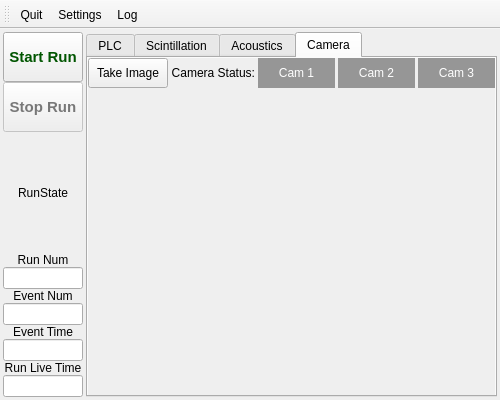
This is ui/mainwindow.ui in SBC-Collaboration/SBC-RunControl as Qt 5 draws it before an edit. The edited form follows.
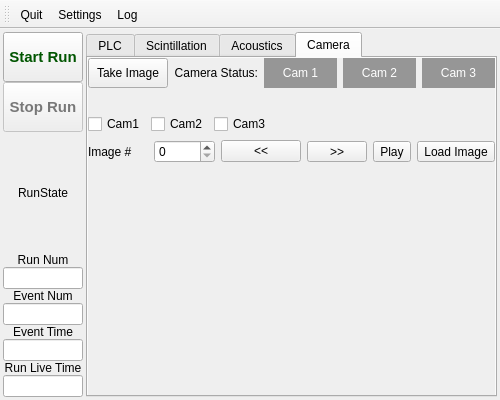
This is the edited form. The open tabs and pages were chosen to show the change. Icons and pictures are not drawn.

Commit message: Added event timer and camera image display.

```diff
--- a/ui/mainwindow.ui
+++ b/ui/mainwindow.ui
@@ -347,7 +347,7 @@
              <height>16777215</height>
             </size>
            </property>
-           <layout class="QGridLayout" name="gridLayout_2">
+           <layout class="QVBoxLayout" name="verticalLayout_2">
             <property name="leftMargin">
              <number>0</number>
             </property>
@@ -360,84 +360,250 @@
             <property name="bottomMargin">
              <number>0</number>
             </property>
-            <property name="spacing">
-             <number>3</number>
-            </property>
-            <item row="0" column="2">
-             <widget class="QLabel" name="cam1_status_light">
-              <property name="styleSheet">
-               <string notr="true">color: rgb(255, 255, 255);
+            <item>
+             <layout class="QHBoxLayout" name="horizontalLayout">
+              <item>
+               <widget class="QPushButton" name="take_image_but">
+                <property name="minimumSize">
+                 <size>
+                  <width>80</width>
+                  <height>30</height>
+                 </size>
+                </property>
+                <property name="text">
+                 <string>Take Image</string>
+                </property>
+               </widget>
+              </item>
+              <item>
+               <widget class="QLabel" name="camera_status_label">
+                <property name="sizePolicy">
+                 <sizepolicy hsizetype="Minimum" vsizetype="Preferred">
+                  <horstretch>0</horstretch>
+                  <verstretch>0</verstretch>
+                 </sizepolicy>
+                </property>
+                <property name="layoutDirection">
+                 <enum>Qt::LeftToRight</enum>
+                </property>
+                <property name="text">
+                 <string>Camera Status:</string>
+                </property>
+                <property name="alignment">
+                 <set>Qt::AlignRight|Qt::AlignTrailing|Qt::AlignVCenter</set>
+                </property>
+               </widget>
+              </item>
+              <item>
+               <widget class="QLabel" name="cam1_status_light">
+                <property name="styleSheet">
+                 <string notr="true">color: rgb(255, 255, 255);
 background-color: rgb(150, 150, 150);</string>
-              </property>
-              <property name="text">
-               <string>Cam 1</string>
-              </property>
-              <property name="alignment">
-               <set>Qt::AlignCenter</set>
-              </property>
-             </widget>
-            </item>
-            <item row="0" column="0">
-             <widget class="QPushButton" name="take_image_but">
-              <property name="minimumSize">
-               <size>
-                <width>80</width>
-                <height>30</height>
-               </size>
-              </property>
-              <property name="text">
-               <string>Take Image</string>
-              </property>
-             </widget>
-            </item>
-            <item row="0" column="3">
-             <widget class="QLabel" name="cam2_status_light">
-              <property name="styleSheet">
-               <string notr="true">color: rgb(255, 255, 255);
+                </property>
+                <property name="text">
+                 <string>Cam 1</string>
+                </property>
+                <property name="alignment">
+                 <set>Qt::AlignCenter</set>
+                </property>
+               </widget>
+              </item>
+              <item>
+               <widget class="QLabel" name="cam2_status_light">
+                <property name="styleSheet">
+                 <string notr="true">color: rgb(255, 255, 255);
 background-color: rgb(150, 150, 150);</string>
-              </property>
-              <property name="text">
-               <string>Cam 2</string>
-              </property>
-              <property name="alignment">
-               <set>Qt::AlignCenter</set>
-              </property>
-             </widget>
-            </item>
-            <item row="0" column="4">
-             <widget class="QLabel" name="cam3_status_light">
-              <property name="styleSheet">
-               <string notr="true">color: rgb(255, 255, 255);
+                </property>
+                <property name="text">
+                 <string>Cam 2</string>
+                </property>
+                <property name="alignment">
+                 <set>Qt::AlignCenter</set>
+                </property>
+               </widget>
+              </item>
+              <item>
+               <widget class="QLabel" name="cam3_status_light">
+                <property name="styleSheet">
+                 <string notr="true">color: rgb(255, 255, 255);
 background-color: rgb(150, 150, 150);</string>
-              </property>
-              <property name="text">
-               <string>Cam 3</string>
-              </property>
-              <property name="alignment">
-               <set>Qt::AlignCenter</set>
-              </property>
-             </widget>
+                </property>
+                <property name="text">
+                 <string>Cam 3</string>
+                </property>
+                <property name="alignment">
+                 <set>Qt::AlignCenter</set>
+                </property>
+               </widget>
+              </item>
+             </layout>
             </item>
-            <item row="0" column="1">
-             <widget class="QLabel" name="camera_status_label">
-              <property name="sizePolicy">
-               <sizepolicy hsizetype="Minimum" vsizetype="Preferred">
-                <horstretch>0</horstretch>
-                <verstretch>0</verstretch>
-               </sizepolicy>
+            <item>
+             <layout class="QHBoxLayout" name="horizontalLayout_2">
+              <item>
+               <layout class="QVBoxLayout" name="verticalLayout_3">
+                <item>
+                 <widget class="QLabel" name="cam1_image">
+                  <property name="maximumSize">
+                   <size>
+                    <width>500</width>
+                    <height>300</height>
+                   </size>
+                  </property>
+                  <property name="text">
+                   <string/>
+                  </property>
+                  <property name="scaledContents">
+                   <bool>false</bool>
+                  </property>
+                 </widget>
+                </item>
+                <item>
+                 <widget class="QCheckBox" name="cam1_image_check">
+                  <property name="text">
+                   <string>Cam1</string>
+                  </property>
+                  <property name="checked">
+                   <bool>false</bool>
+                  </property>
+                 </widget>
+                </item>
+               </layout>
+              </item>
+              <item>
+               <layout class="QVBoxLayout" name="verticalLayout_4">
+                <item>
+                 <widget class="QLabel" name="cam2_image">
+                  <property name="maximumSize">
+                   <size>
+                    <width>500</width>
+                    <height>300</height>
+                   </size>
+                  </property>
+                  <property name="text">
+                   <string/>
+                  </property>
+                  <property name="scaledContents">
+                   <bool>false</bool>
+                  </property>
+                 </widget>
+                </item>
+                <item>
+                 <widget class="QCheckBox" name="cam2_image_check">
+                  <property name="text">
+                   <string>Cam2</string>
+                  </property>
+                  <property name="checked">
+                   <bool>false</bool>
+                  </property>
+                 </widget>
+                </item>
+               </layout>
+              </item>
+              <item>
+               <layout class="QVBoxLayout" name="verticalLayout_5">
+                <item>
+                 <widget class="QLabel" name="cam3_image">
+                  <property name="maximumSize">
+                   <size>
+                    <width>500</width>
+                    <height>300</height>
+                   </size>
+                  </property>
+                  <property name="text">
+                   <string/>
+                  </property>
+                  <property name="scaledContents">
+                   <bool>false</bool>
+                  </property>
+                 </widget>
+                </item>
+                <item>
+                 <widget class="QCheckBox" name="cam3_image_check">
+                  <property name="text">
+                   <string>Cam3</string>
+                  </property>
+                  <property name="checked">
+                   <bool>false</bool>
+                  </property>
+                 </widget>
+                </item>
+               </layout>
+              </item>
+              <item>
+               <spacer name="horizontalSpacer">
+                <property name="orientation">
+                 <enum>Qt::Horizontal</enum>
+                </property>
+                <property name="sizeHint" stdset="0">
+                 <size>
+                  <width>40</width>
+                  <height>20</height>
+                 </size>
+                </property>
+               </spacer>
+              </item>
+             </layout>
+            </item>
+            <item>
+             <layout class="QHBoxLayout" name="horizontalLayout_3">
+              <property name="sizeConstraint">
+               <enum>QLayout::SetDefaultConstraint</enum>
               </property>
-              <property name="layoutDirection">
-               <enum>Qt::LeftToRight</enum>
-              </property>
-              <property name="text">
-               <string>Camera Status:</string>
-              </property>
-              <property name="alignment">
-               <set>Qt::AlignRight|Qt::AlignTrailing|Qt::AlignVCenter</set>
-              </property>
-             </widget>
+              <item>
+               <widget class="QLabel" name="image_num_label">
+                <property name="text">
+                 <string>Image #</string>
+                </property>
+               </widget>
+              </item>
+              <item>
+               <widget class="QSpinBox" name="image_num_box">
+                <property name="minimumSize">
+                 <size>
+                  <width>50</width>
+                  <height>0</height>
+                 </size>
+                </property>
+               </widget>
+              </item>
+              <item>
+               <widget class="QPushButton" name="prev_image_but">
+                <property name="text">
+                 <string>&lt;&lt;</string>
+                </property>
+               </widget>
+              </item>
+              <item>
+               <widget class="QToolButton" name="next_imag_but">
+                <property name="sizePolicy">
+                 <sizepolicy hsizetype="Minimum" vsizetype="Fixed">
+                  <horstretch>0</horstretch>
+                  <verstretch>0</verstretch>
+                 </sizepolicy>
+                </property>
+                <property name="text">
+                 <string>&gt;&gt;</string>
+                </property>
+               </widget>
+              </item>
+              <item>
+               <widget class="QToolButton" name="image_play_but">
+                <property name="text">
+                 <string>Play</string>
+                </property>
+               </widget>
+              </item>
+              <item>
+               <widget class="QToolButton" name="load_image_but">
+                <property name="text">
+                 <string>Load Image</string>
+                </property>
+               </widget>
+              </item>
+             </layout>
             </item>
-            <item row="1" column="2">
+            <item>
              <spacer name="verticalSpacer">
               <property name="orientation">
                <enum>Qt::Vertical</enum>
```
Left out of the diff: 14 changed lines with no effect on the pictures. The commit also changes 11 other files.
